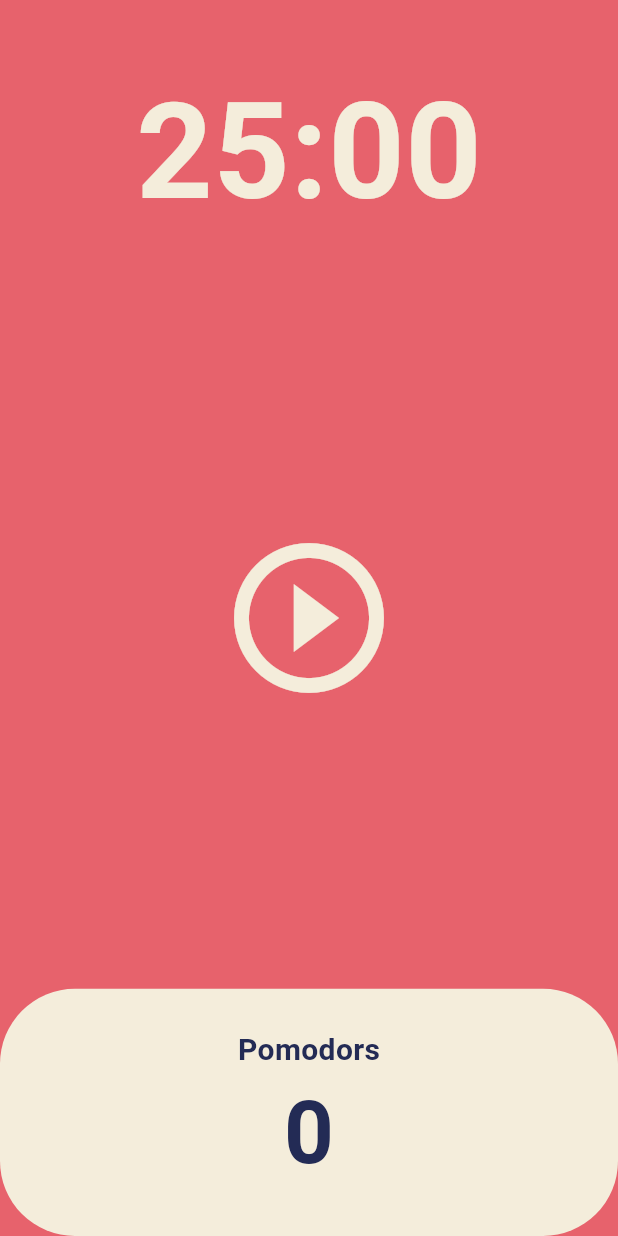
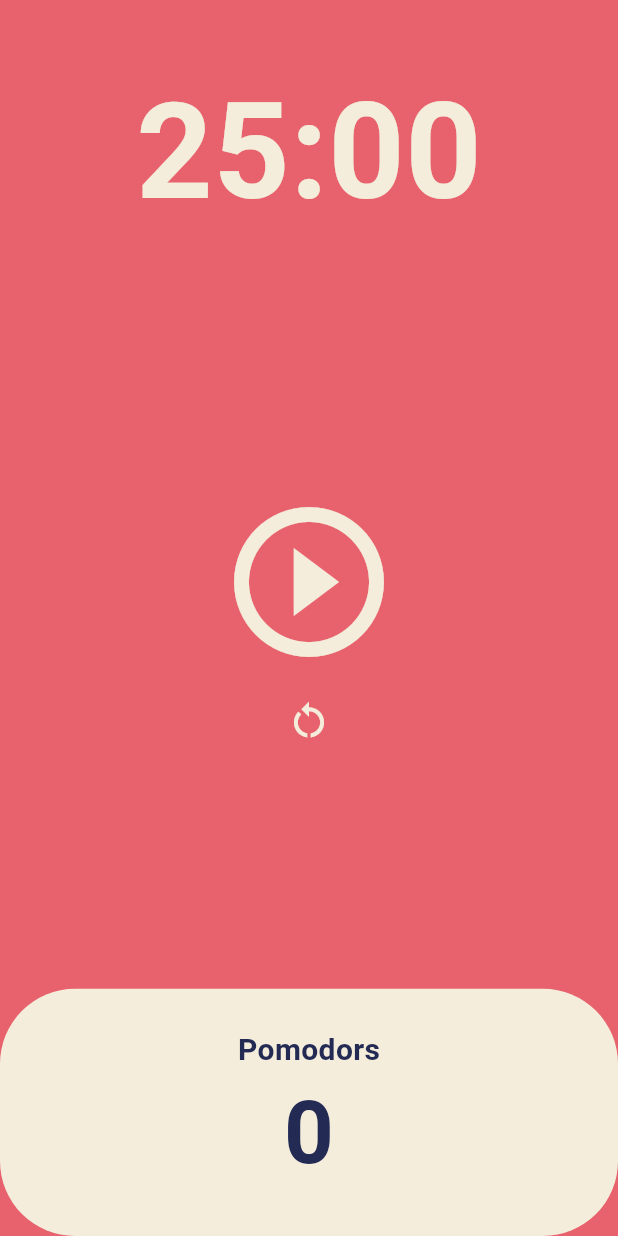
Before and after one commit to RFClimber/pomodoro, a Flutter app: the screen it shows after launch, on a phone screen of 412 x 824 dp. Run offline on Flutter 3.47's test engine with Material 3 defaults, Android fonts, the phone set to English and light mode, and no system bars.

Commit message:
pomodoro_clear

```diff
--- a/lib/screens/home_screen.dart
+++ b/lib/screens/home_screen.dart
@@ -43,6 +43,14 @@ class _HomeScreenState extends State<HomeScreen> {
     });
   }
 
+  void onResetPressed() {
+    setState(() {
+      timer.cancel();
+      isRunning = false;
+      totalSeconds = twentyFiveMinutes;
+    });
+  }
+
   String format(int seconds) {
     var duration = Duration(seconds: seconds);
     return duration.toString().split(".").first.substring(2);
@@ -70,7 +78,10 @@ class _HomeScreenState extends State<HomeScreen> {
           ),
           Flexible(
             flex: 3,
-            child: Center(
+            child: Column(
+              mainAxisAlignment: MainAxisAlignment.center,
+              children: [
+                Center(
                   child: IconButton(
                     onPressed:
                         isRunning ? onPausePressed : onStartPressed,
@@ -82,6 +93,16 @@ class _HomeScreenState extends State<HomeScreen> {
                     iconSize: 120,
                     color: Theme.of(context).cardColor,
                   ),
+                ),
+                Center(
+                  child: IconButton(
+                    onPressed: onResetPressed,
+                    icon: Icon(Icons.restart_alt_sharp),
+                    iconSize: 30,
+                    color: Theme.of(context).cardColor,
+                  ),
+                ),
+              ],
             ),
           ),
           Flexible(
```
Lines whose indentation alone changed are shown as unchanged.
